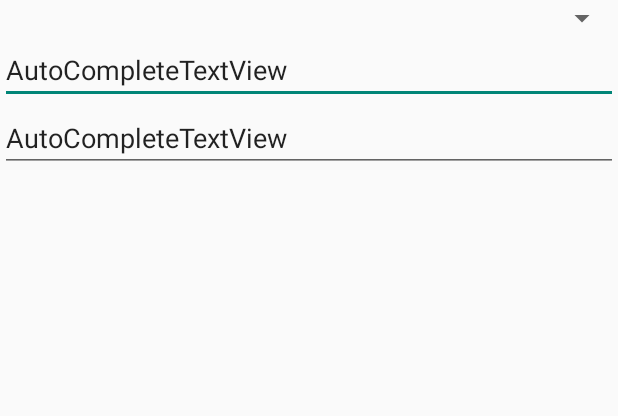
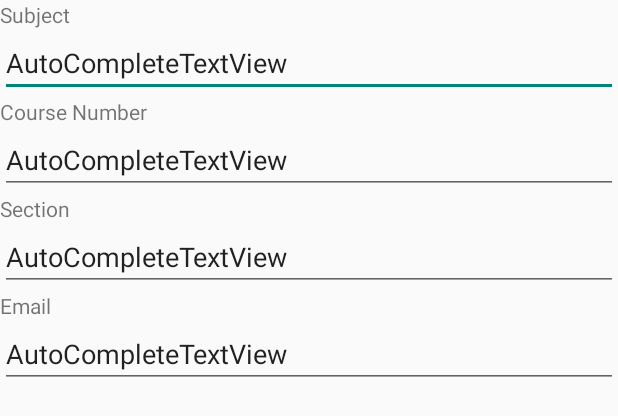
Before and after one commit to Sail338/UltimateRutgersApp, an Android app: the layout class_picker.xml on its own in the app's theme, with its tools: preview values and no code run, on a phone screen of 412 x 824 dp. Shown: the top 416 px of the screen. Run offline under Robolectric (Android 15) with nearby library versions, the phone set to English and light mode, and no system bars.

Commit message:
Started to create the view for sending request

```diff
--- a/RutgersApp2/app/src/main/res/layout/class_picker.xml
+++ b/RutgersApp2/app/src/main/res/layout/class_picker.xml
@@ -1,21 +1,40 @@
 <?xml version="1.0" encoding="utf-8"?>
 <LinearLayout xmlns:android="http://schemas.android.com/apk/res/android"
-              android:orientation="vertical"
+              xmlns:tools="http://schemas.android.com/tools" android:orientation="vertical"
               android:layout_width="match_parent"
               android:layout_height="match_parent">
 
-    <Spinner android:layout_width="match_parent" android:layout_height="wrap_content"
-        android:id="@+id/spinner">
-
-
-    </Spinner>
+    <TextView
+            android:text="Subject"
+            android:layout_width="match_parent"
+            android:layout_height="wrap_content" android:id="@+id/textView" tools:text="Subject"/>
     <AutoCompleteTextView
             android:text="AutoCompleteTextView"
             android:layout_width="match_parent"
             android:layout_height="wrap_content" android:id="@+id/autoCompleteTextView"/>
+    <TextView
+            android:text="Course Number"
+            android:layout_width="match_parent"
+            android:layout_height="wrap_content" android:id="@+id/textView2" tools:text="Course Number"/>
     <AutoCompleteTextView
             android:text="AutoCompleteTextView"
             android:layout_width="match_parent"
             android:layout_height="wrap_content" android:id="@+id/autoCompleteTextView2"/>
+    <TextView
+            android:text="Section"
+            android:layout_width="match_parent"
+            android:layout_height="wrap_content" android:id="@+id/textView3" tools:text="Section"/>
+    <AutoCompleteTextView
+            android:text="AutoCompleteTextView"
+            android:layout_width="match_parent"
+            android:layout_height="wrap_content" android:id="@+id/autoCompleteTextView3"/>
+    <TextView
+            android:text="Email"
+            android:layout_width="match_parent"
+            android:layout_height="wrap_content" android:id="@+id/textView4" tools:text="Email"/>
+    <AutoCompleteTextView
+            android:text="AutoCompleteTextView"
+            android:layout_width="match_parent"
+            android:layout_height="wrap_content" android:id="@+id/autoCompleteTextView4"/>
 
 </LinearLayout>
```
Also changed, not shown: 1 other file.
